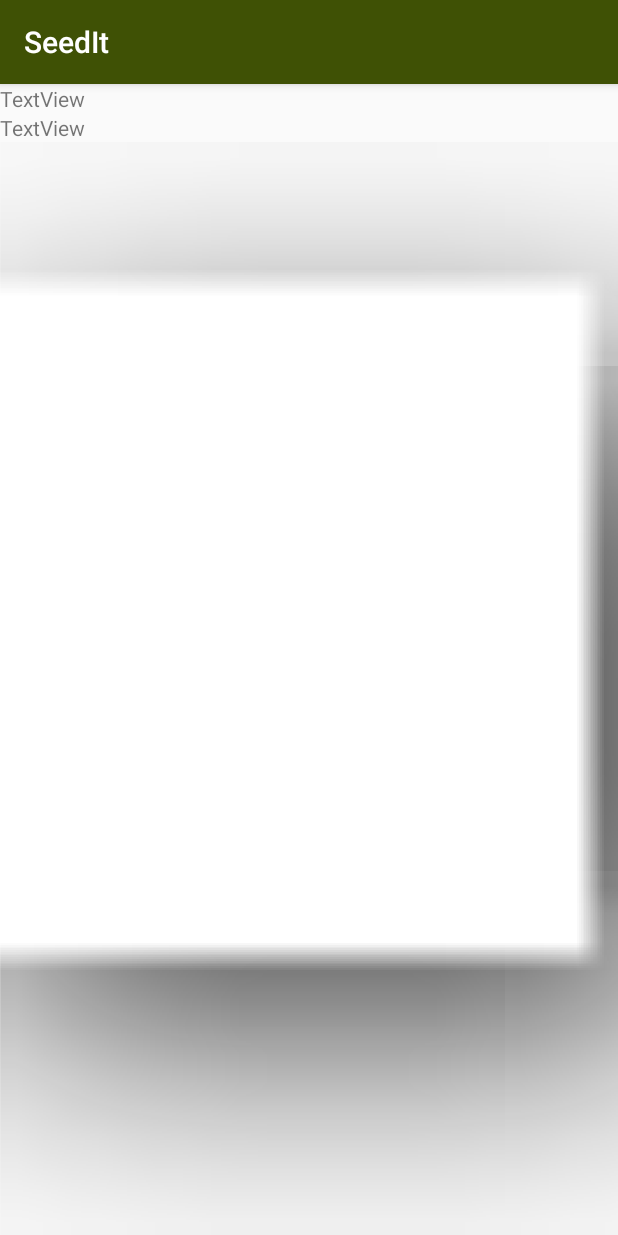
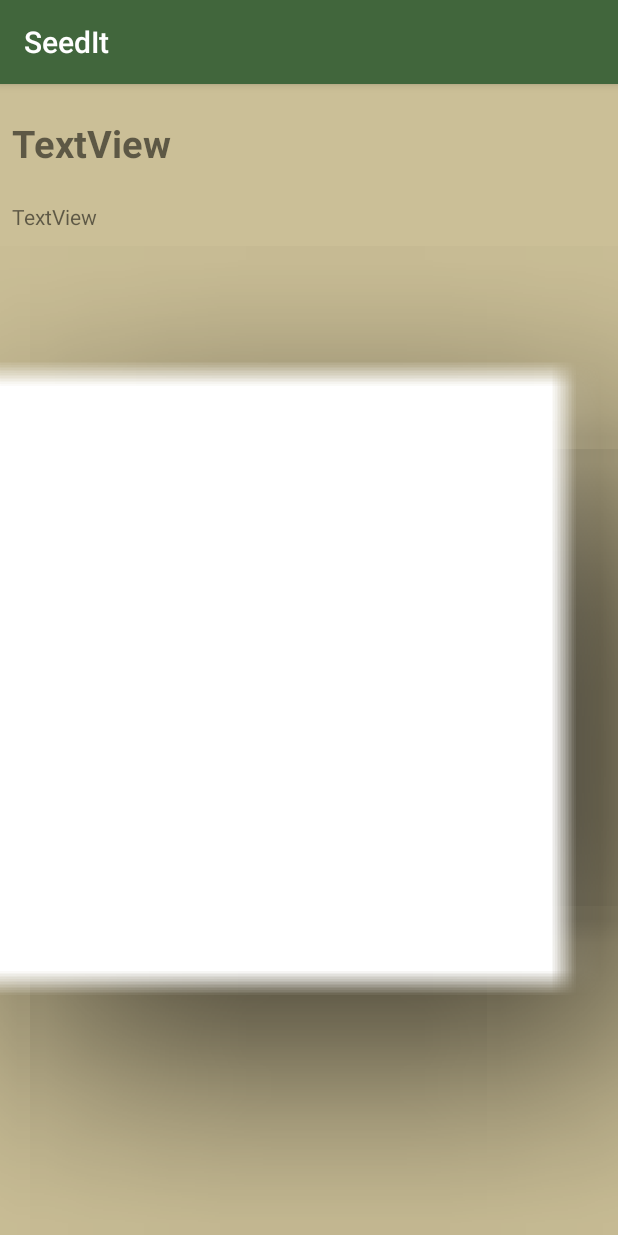
Before and after one commit to isabellalala/BellaProject, an Android app: the OpenSeed screen opened directly, with no data from a screen before it, on a phone screen of 412 x 824 dp. Run offline under Robolectric (Android 15) with nearby library versions, the phone set to English and light mode, and no system bars; our stand-ins replace Firebase (no records; nobody signed in at launch, a user with empty details on screens opened directly), Picasso; 3 statements that could not run were skipped.

Commit message:
layout part 1

```diff
--- a/app/src/main/res/layout/activity_open_seed.xml
+++ b/app/src/main/res/layout/activity_open_seed.xml
@@ -4,26 +4,38 @@
     xmlns:tools="http://schemas.android.com/tools"
     android:layout_width="match_parent"
     android:layout_height="match_parent"
-    tools:context="com.example.stefa.mycustommaps.OpenSeed">
+    tools:context="com.example.stefa.mycustommaps.OpenSeed"
+    android:background="@color/colorBackground">
 
 
     <TextView
         android:id="@+id/openSeedTitle"
         android:layout_width="wrap_content"
         android:layout_height="wrap_content"
+        android:layout_alignParentEnd="true"
+        android:layout_alignParentStart="true"
+        android:layout_alignParentTop="true"
+        android:layout_marginBottom="22dp"
+        android:layout_marginLeft="8dp"
+        android:layout_marginRight="20dp"
+        android:layout_marginTop="22dp"
         android:text="TextView"
-        android:layout_alignParentTop="true"
-        android:layout_alignParentStart="true"
-        android:layout_alignParentEnd="true" />
+        android:textColorLink="@color/colorTextDark"
+        android:textSize="25sp"
+        android:textStyle="bold" />
 
     <TextView
         android:id="@+id/openSeedDes"
         android:layout_width="wrap_content"
         android:layout_height="wrap_content"
         android:layout_alignEnd="@+id/openSeedTitle"
+        android:layout_alignParentStart="true"
+        android:layout_marginBottom="10dp"
+        android:layout_marginLeft="8dp"
+        android:layout_marginRight="20dp"
+        android:layout_below="@+id/openSeedTitle"
         android:text="TextView"
-        android:layout_below="@+id/openSeedTitle"
-        android:layout_alignParentStart="true" />
+        android:textColorLink="@color/colorTextDark" />
 
     <ImageView
         android:id="@+id/imageView"
--- a/app/src/main/res/values/colors.xml
+++ b/app/src/main/res/values/colors.xml
@@ -1,7 +1,10 @@
 <?xml version="1.0" encoding="utf-8"?>
 <resources>
-    <color name="colorPrimary">#3F5105</color>
+    <color name="colorPrimary">#41663C</color>
     <color name="colorPrimaryDark">#303F9F</color>
-    <color name="colorAccent">#FF4081</color>
+    <color name="colorTextDark">#443C27</color>
     <color name="colorWhite">#FFFFFF</color>
+    <color name="colorBackground">#CBBF97</color>
+    <color name="colorLightGreen">#A7BE90</color>
+    <color name="colorAccent">#443C27</color>
 </resources>
```
Also changed, not shown: app/src/main/res/layout/activity_add_seed.xml (+14 -14 lines), 1 other file.
